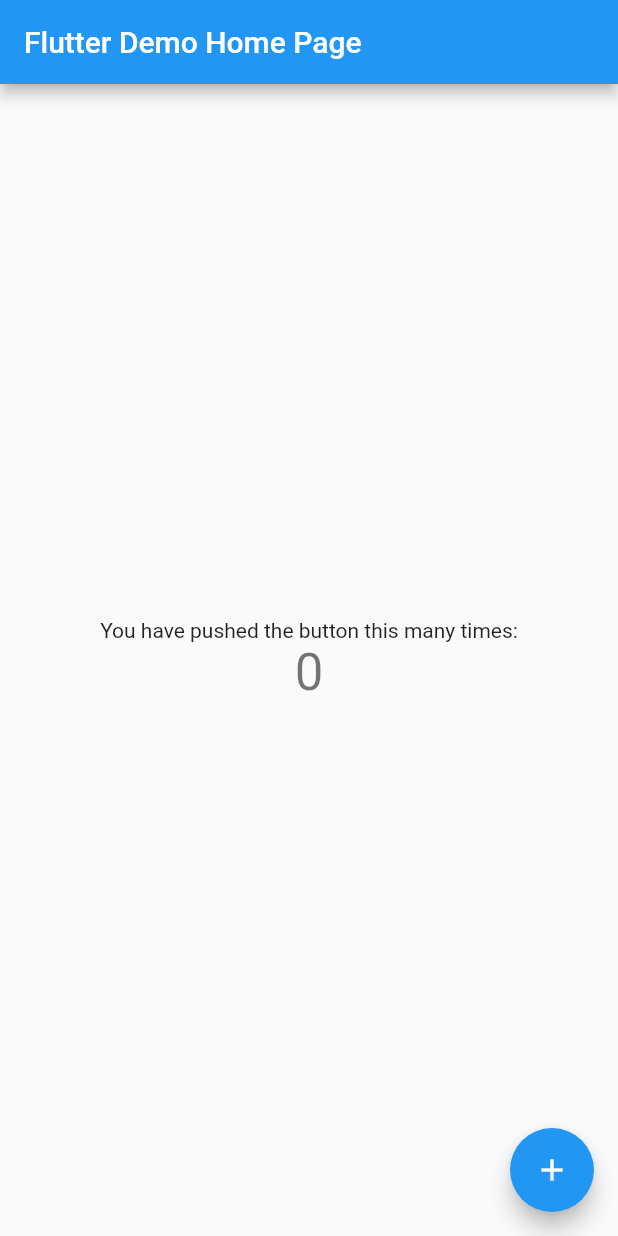
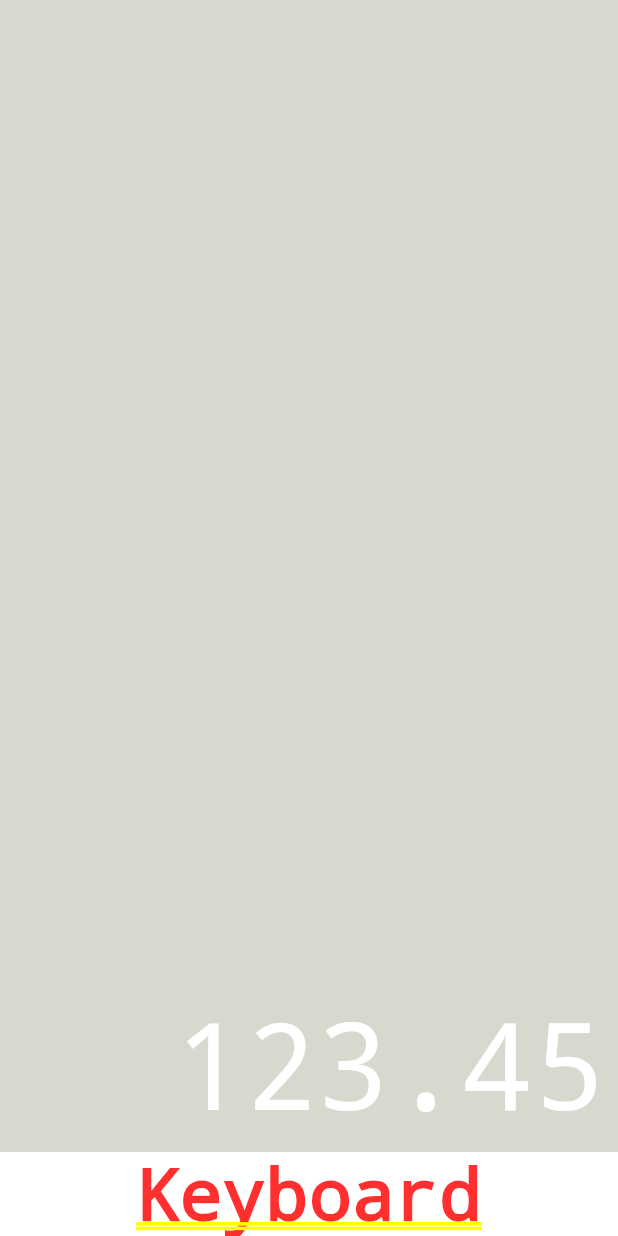
Before and after one commit to Joao-Gontijo/flutter-calculator, a Flutter app: the screen it shows after launch, on a phone screen of 412 x 824 dp. Run offline on Flutter 3.47's test engine with Material 2 defaults, Android fonts, the phone set to English and light mode, and no system bars; drawn by our look-alikes of auto_size_text.

Commit message:
component display

```diff
--- /dev/null
+++ b/lib/components/display.dart
@@ -0,0 +1,37 @@
+import 'package:flutter/material.dart';
+import 'package:auto_size_text/auto_size_text.dart';
+
+class Display extends StatelessWidget {
+  final String text;
+
+  Display(this.text);
+
+  @override
+  Widget build(BuildContext context) {
+    return Expanded(
+      flex: 1,
+      child: Container(
+        color: const Color.fromARGB(48, 48, 48, 1),
+        child: Column(
+          mainAxisAlignment: MainAxisAlignment.end,
+          crossAxisAlignment: CrossAxisAlignment.stretch,
+          children: [
+            Padding(
+              padding: const EdgeInsets.all(8.0),
+              child: AutoSizeText(text,
+                  minFontSize: 20,
+                  maxFontSize: 80,
+                  maxLines: 1,
+                  textAlign: TextAlign.end,
+                  style: const TextStyle(
+                      fontWeight: FontWeight.w100,
+                      decoration: TextDecoration.none,
+                      fontSize: 80,
+                      color: Colors.white)),
+            ),
+          ],
+        ),
+      ),
+    );
+  }
+}
--- a/lib/main.dart
+++ b/lib/main.dart
@@ -1,115 +1,6 @@
 import 'package:flutter/material.dart';
+import 'screens/calculator.dart';
 
 void main() {
-  runApp(const MyApp());
+  runApp(Calculator());
 }
-
-class MyApp extends StatelessWidget {
-  const MyApp({Key? key}) : super(key: key);
-
-  // This widget is the root of your application.
-  @override
-  Widget build(BuildContext context) {
-    return MaterialApp(
-      title: 'Flutter Demo',
-      theme: ThemeData(
-        // This is the theme of your application.
-        //
-        // Try running your application with "flutter run". You'll see the
-        // application has a blue toolbar. Then, without quitting the app, try
-        // changing the primarySwatch below to Colors.green and then invoke
-        // "hot reload" (press "r" in the console where you ran "flutter run",
-        // or simply save your changes to "hot reload" in a Flutter IDE).
-        // Notice that the counter didn't reset back to zero; the application
-        // is not restarted.
-        primarySwatch: Colors.blue,
-      ),
-      home: const MyHomePage(title: 'Flutter Demo Home Page'),
-    );
-  }
-}
-
-class MyHomePage extends StatefulWidget {
-  const MyHomePage({Key? key, required this.title}) : super(key: key);
-
-  // This widget is the home page of your application. It is stateful, meaning
-  // that it has a State object (defined below) that contains fields that affect
-  // how it looks.
-
-  // This class is the configuration for the state. It holds the values (in this
-  // case the title) provided by the parent (in this case the App widget) and
-  // used by the build method of the State. Fields in a Widget subclass are
-  // always marked "final".
-
-  final String title;
-
-  @override
-  State<MyHomePage> createState() => _MyHomePageState();
-}
-
-class _MyHomePageState extends State<MyHomePage> {
-  int _counter = 0;
-
-  void _incrementCounter() {
-    setState(() {
-      // This call to setState tells the Flutter framework that something has
-      // changed in this State, which causes it to rerun the build method below
-      // so that the display can reflect the updated values. If we changed
-      // _counter without calling setState(), then the build method would not be
-      // called again, and so nothing would appear to happen.
-      _counter++;
-    });
-  }
-
-  @override
-  Widget build(BuildContext context) {
-    // This method is rerun every time setState is called, for instance as done
-    // by the _incrementCounter method above.
-    //
-    // The Flutter framework has been optimized to make rerunning build methods
-    // fast, so that you can just rebuild anything that needs updating rather
-    // than having to individually change instances of widgets.
-    return Scaffold(
-      appBar: AppBar(
-        // Here we take the value from the MyHomePage object that was created by
-        // the App.build method, and use it to set our appbar title.
-        title: Text(widget.title),
-      ),
-      body: Center(
-        // Center is a layout widget. It takes a single child and positions it
-        // in the middle of the parent.
-        child: Column(
-          // Column is also a layout widget. It takes a list of children and
-          // arranges them vertically. By default, it sizes itself to fit its
-          // children horizontally, and tries to be as tall as its parent.
-          //
-          // Invoke "debug painting" (press "p" in the console, choose the
-          // "Toggle Debug Paint" action from the Flutter Inspector in Android
-          // Studio, or the "Toggle Debug Paint" command in Visual Studio Code)
-          // to see the wireframe for each widget.
-          //
-          // Column has various properties to control how it sizes itself and
-          // how it positions its children. Here we use mainAxisAlignment to
-          // center the children vertically; the main axis here is the vertical
-          // axis because Columns are vertical (the cross axis would be
-          // horizontal).
-          mainAxisAlignment: MainAxisAlignment.center,
-          children: <Widget>[
-            const Text(
-              'You have pushed the button this many times:',
-            ),
-            Text(
-              '$_counter',
-              style: Theme.of(context).textTheme.headline4,
-            ),
-          ],
-        ),
-      ),
-      floatingActionButton: FloatingActionButton(
-        onPressed: _incrementCounter,
-        tooltip: 'Increment',
-        child: const Icon(Icons.add),
-      ), // This trailing comma makes auto-formatting nicer for build methods.
-    );
-  }
-}
--- /dev/null
+++ b/lib/screens/calculator.dart
@@ -0,0 +1,17 @@
+import 'package:calculator/components/display.dart';
+import 'package:flutter/material.dart';
+
+class Calculator extends StatelessWidget {
+  @override
+  Widget build(BuildContext context) {
+    return MaterialApp(
+      home: Column(
+        children: [
+          Display("123.45"),
+          Text("Keyboard"),
+        ],
+      ),
+      debugShowCheckedModeBanner: false,
+    );
+  }
+}
--- a/pubspec.yaml
+++ b/pubspec.yaml
@@ -34,6 +34,7 @@ dependencies:
   # The following adds the Cupertino Icons font to your application.
   # Use with the CupertinoIcons class for iOS style icons.
   cupertino_icons: ^1.0.2
+  auto_size_text: ^3.0.0
 
 dev_dependencies:
   flutter_test:
```
Also changed, not shown: pubspec.lock, 1 other file.
